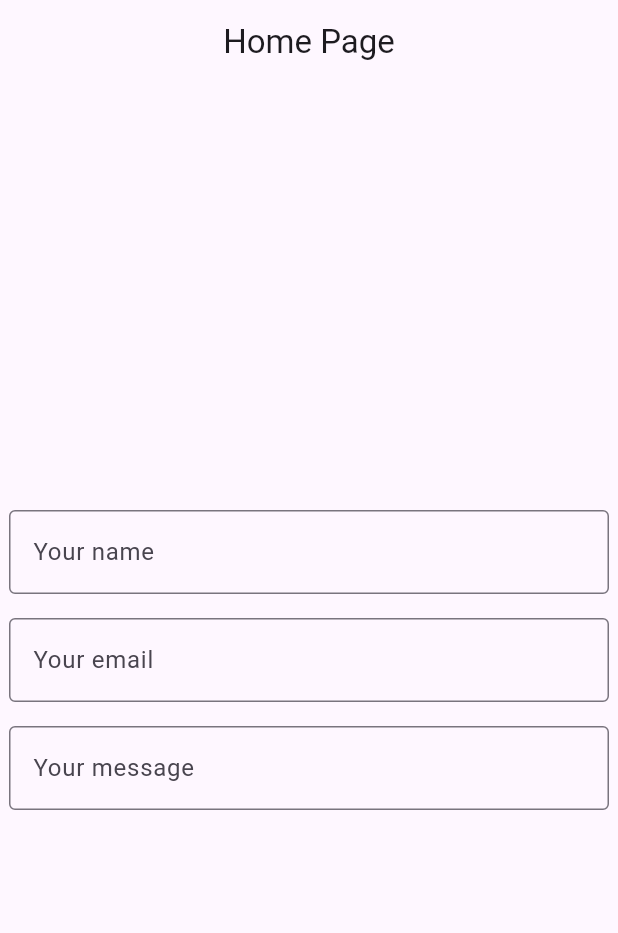
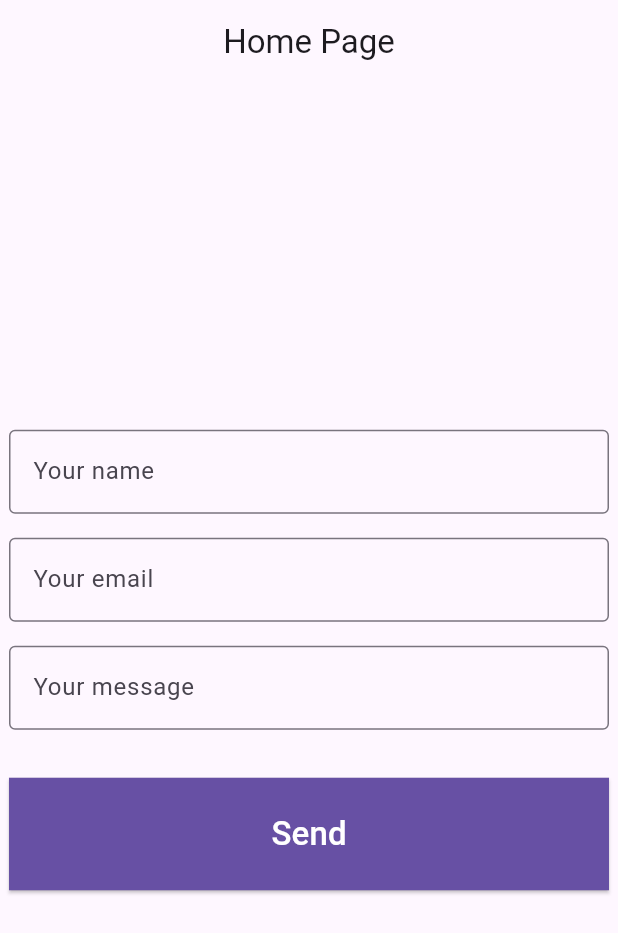
Before and after one commit to abdymazhittoretay/telegram_contact_form, a Flutter app: the screen it shows after launch, on a phone screen of 412 x 824 dp. Shown: the top 933 px of the screen. Run offline on Flutter 3.47's test engine with Material 3 defaults, Android fonts, the light colour scheme and no system bars.

Commit message:
created send button with form validation

```diff
--- a/lib/pages/home_page.dart
+++ b/lib/pages/home_page.dart
@@ -40,7 +40,7 @@ class _HomePageState extends State<HomePage> {
                   ),
                   SizedBox(height: 16.0),
                   TextFormField(
-                    controller: _nameController,
+                    controller: _emailController,
                     decoration: InputDecoration(
                       hintText: "Your email",
                       border: OutlineInputBorder(),
@@ -53,11 +53,24 @@ class _HomePageState extends State<HomePage> {
                   ),
                   SizedBox(height: 16.0),
                   TextFormField(
-                    controller: _nameController,
+                    controller: _messageController,
                     decoration: InputDecoration(
                       hintText: "Your message",
                       border: OutlineInputBorder(),
                     ),
+                  ),
+                  SizedBox(height: 32.0),
+                  ElevatedButton(
+                    style: ElevatedButton.styleFrom(
+                      backgroundColor: Theme.of(context).primaryColor,
+                      foregroundColor: Colors.white,
+                      shape: LinearBorder(),
+                      minimumSize: Size(double.maxFinite, 75),
+                    ),
+                    onPressed: () {
+                      if (_formKey.currentState!.validate()) {}
+                    },
+                    child: Text("Send", style: TextStyle(fontSize: 22.0)),
                   ),
                 ],
               ),
```
